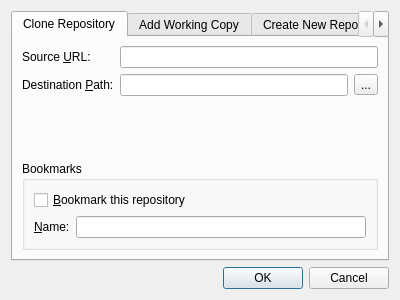
First picture: the form in qnewrepositorydialog.ui, repository bokic/gitmaster, before the edit.
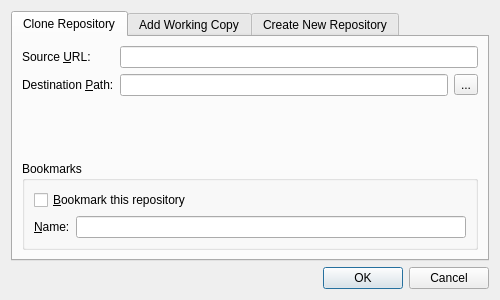
Second picture: the form after the edit.

Commit message:
Resize QNewRepositoryDialog
Resize QNewRepositoryDialog so it can layout well in Ubuntu.

The edit to the form file:
```diff
--- a/qnewrepositorydialog.ui
+++ b/qnewrepositorydialog.ui
@@ -6,10 +6,16 @@
    <rect>
     <x>0</x>
     <y>0</y>
-    <width>400</width>
+    <width>500</width>
     <height>300</height>
    </rect>
   </property>
+  <property name="minimumSize">
+   <size>
+    <width>500</width>
+    <height>300</height>
+   </size>
+  </property>
   <property name="windowTitle">
    <string>Clone / Add / Create Repository</string>
   </property>
```
